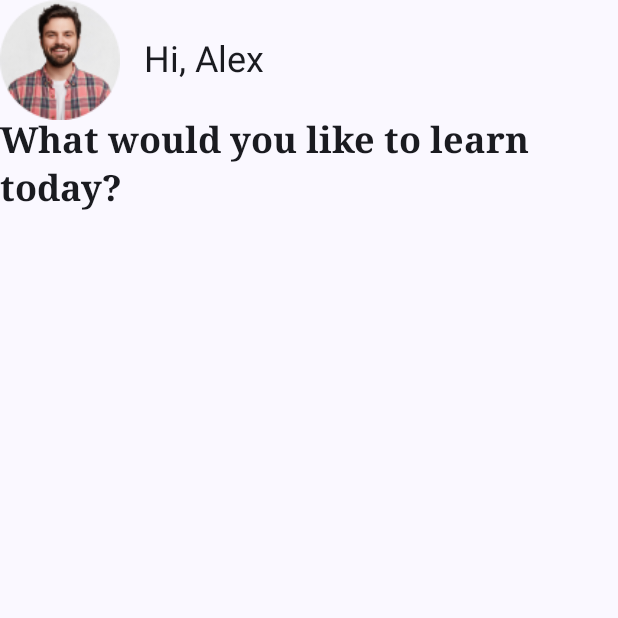
After one commit to joeMalebe/LearningPortal, an Android app built with Jetpack Compose: the composable DashboardScreen shown on its own in the app's theme, on a phone screen of 412 x 824 dp, the top half of it. The commit adds this screen. Run offline under Robolectric (Android 15) with nearby library versions, the phone set to English and light mode, and no system bars.

Commit message:
create dashboard screen

```diff
--- /dev/null
+++ b/app/src/main/java/com/example/learningportal/ui/screens/DashboardScreen.kt
@@ -0,0 +1,58 @@
+package com.example.learningportal.ui.screens
+
+import androidx.compose.foundation.Image
+import androidx.compose.foundation.layout.Column
+import androidx.compose.foundation.layout.Row
+import androidx.compose.foundation.layout.padding
+import androidx.compose.foundation.layout.size
+import androidx.compose.material3.MaterialTheme
+import androidx.compose.material3.Text
+import androidx.compose.runtime.Composable
+import androidx.compose.ui.Alignment
+import androidx.compose.ui.Modifier
+import androidx.compose.ui.graphics.ImageBitmap
+import androidx.compose.ui.res.imageResource
+import androidx.compose.ui.res.stringResource
+import androidx.compose.ui.tooling.preview.Preview
+import androidx.compose.ui.unit.dp
+import androidx.navigation.NavHostController
+import androidx.navigation.compose.rememberNavController
+import com.example.learningportal.R
+import com.example.learningportal.ui.theme.LearningPortalTheme
+
+@Composable
+fun DashboardScreen(navHostController: NavHostController = rememberNavController()) {
+
+    Column {
+        UserProfilePic()
+        Text(
+            text = stringResource(id = R.string.what_would_you_like),
+            style = MaterialTheme.typography.headlineLarge
+        )
+    }
+}
+
+@Composable
+private fun UserProfilePic() {
+    Row(verticalAlignment = Alignment.CenterVertically, modifier = Modifier) {
+        Image(
+            ImageBitmap.imageResource(R.drawable.user_1),
+            contentDescription = "Logo",
+            modifier = Modifier.size(80.dp)
+        )
+
+        Text(
+            text = stringResource(id = R.string.user_greeting),
+            style = MaterialTheme.typography.headlineSmall,
+            modifier = Modifier.padding(start = 16.dp)
+        )
+    }
+}
+
+@Composable
+@Preview(showBackground = true, showSystemUi = true)
+fun DashboardScreenPreview() {
+    LearningPortalTheme {
+        DashboardScreen()
+    }
+}
--- a/app/src/main/res/values/strings.xml
+++ b/app/src/main/res/values/strings.xml
@@ -1,4 +1,6 @@
 <resources>
     <string name="app_name">LearningPortal</string>
     <string name="elevate">Elevate Your Learning Experience</string>
+    <string name="user_greeting">Hi, Alex</string>
+    <string name="what_would_you_like">What would you like to learn today?</string>
 </resources>
```
Also changed, not shown: app/src/main/java/com/example/learningportal/MainActivity.kt (+4 -8 lines), app/src/main/java/com/example/learningportal/ui/screens/LandingScreen.kt (+7 -3 lines).
